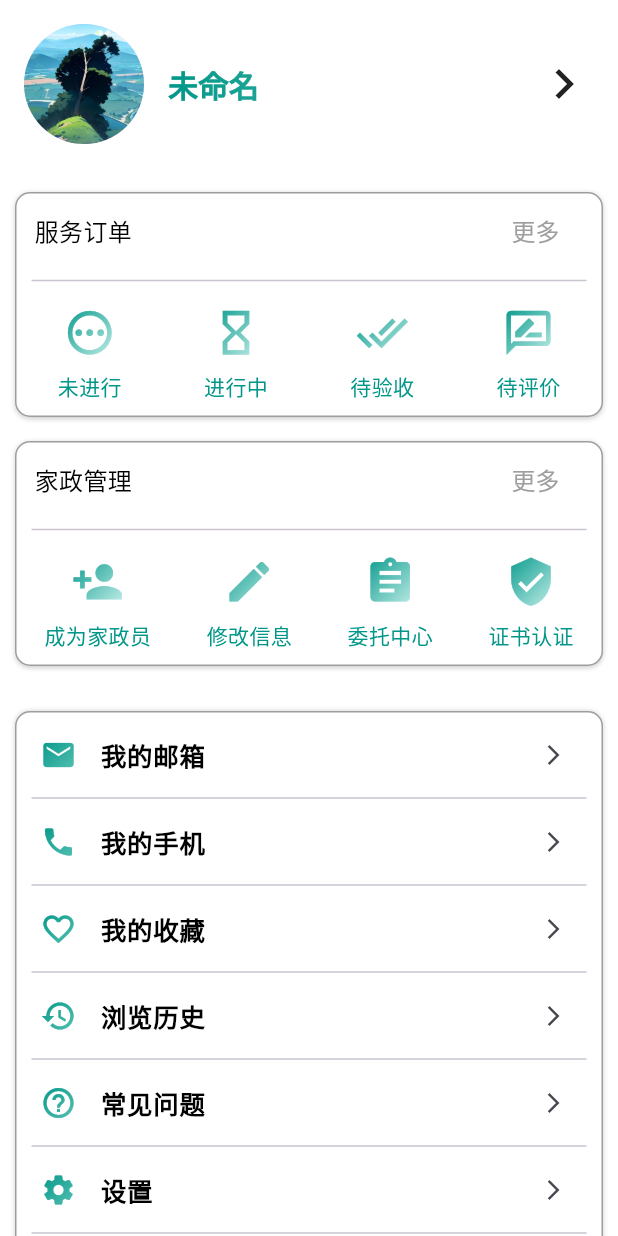
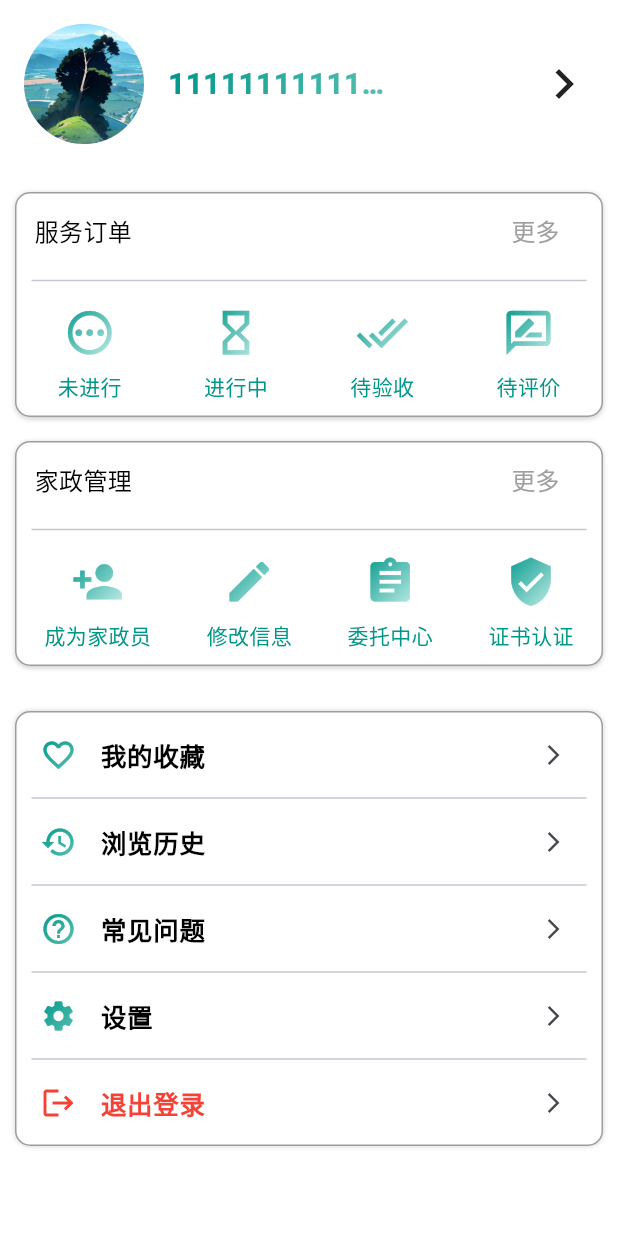
Before and after one commit to IHLZH/jiayuan, a Flutter app: the UserPage screen opened directly, on a phone screen of 412 x 824 dp. Run offline on Flutter 3.47's test engine with Material 3 defaults, Android fonts, the phone set to English and light mode, and no system bars; drawn by our look-alikes of oktoast; our stand-ins replace cached_network_image, cookie_jar, dio, dio_cookie_manager, flutter_screenutil, flutter_swiper_view and 3 more; missing offline and left inert: amap_flutter_base, amap_flutter_location, amap_flutter_map, flustars, flutter_pickers; accounts and stored records are empty.

Commit message:
修改昵称栏长度

```diff
--- a/lib/page/user_page/user_page.dart
+++ b/lib/page/user_page/user_page.dart
@@ -302,6 +302,7 @@ class _UserPageState extends State<UserPage> {
           onTap: () {
             if (icon == Icons.logout && onCheck != null) {
               _showLogoutDialog(context, onCheck);
+            } else if (icon == Icons.settings) {
             } else {
               // 其他选项的点击事件处理
             }
@@ -367,7 +368,8 @@ class _UserPageState extends State<UserPage> {
 
                       // 修改昵称显示部分
                       Container(
-                        width: 200.w,
+                        width: 150.w,
+                        child: SafeArea(
                           child: ValueListenableBuilder<User?>(
                             valueListenable: Global.userInfoNotifier,
                             builder: (context, userInfo, child) {
@@ -383,7 +385,7 @@ class _UserPageState extends State<UserPage> {
                                   ).createShader(bounds);
                                 },
                                 child: Text(
-                                userInfo?.nickName ?? '未命名',
+                                  userInfo?.nickName ?? '111111111111111111111111111111111111111111111',
                                   maxLines: 1,
                                   overflow: TextOverflow.ellipsis,
                                   style: TextStyle(
@@ -394,6 +396,7 @@ class _UserPageState extends State<UserPage> {
                                 ),
                               );
                             },
+                          ),
                         ),
                       ),
 
@@ -448,7 +451,7 @@ class _UserPageState extends State<UserPage> {
                     ),
                     Expanded(child: SizedBox()),
                     Padding(
-                      padding: const EdgeInsets.all(0.0),
+                      padding: const EdgeInsets.symmetric(horizontal: 0.0),
                       child: Row(
                         mainAxisAlignment: MainAxisAlignment.spaceAround,
                         children: [
@@ -526,10 +529,6 @@ class _UserPageState extends State<UserPage> {
                 ),
                 child: Column(
                   children: [
-                    _buildOption(Icons.email, '我的邮箱'),
-                    _line(),
-                    _buildOption(Icons.phone, '我的手机'),
-                    _line(),
                     _buildOption(Icons.favorite_border, '我的收藏'),
                     _line(),
                     _buildOption(Icons.history, '浏览历史'),
```
Lines whose indentation alone changed are shown as unchanged.
